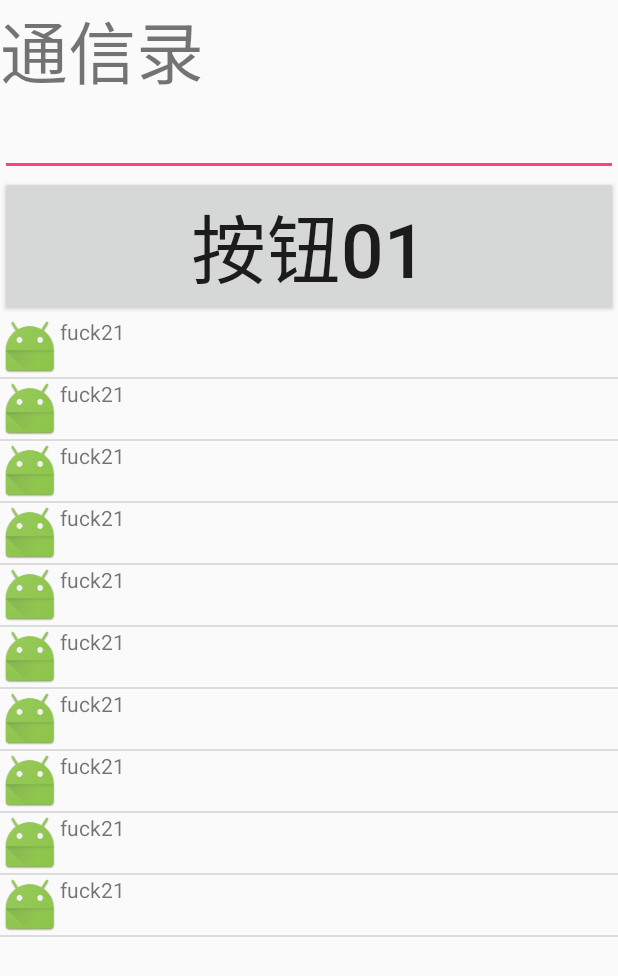
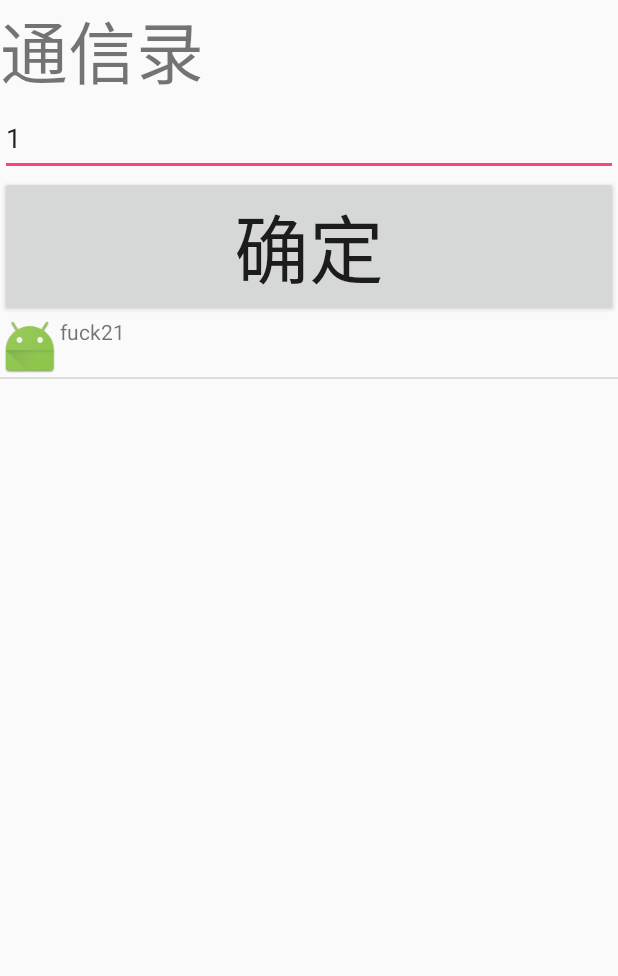
Before and after one commit to wangyun123/LearnAndroid, an Android app: the ListViewDemoActivity screen opened directly, with no data from a screen before it, on a phone screen of 412 x 824 dp. Shown: the top 976 px of the screen. Run offline under Robolectric (Android 15) with nearby library versions, the phone set to English and light mode, and no system bars.

Commit message:
第五章SharePreferences学习

```diff
--- a/app/src/main/java/com/example/swty_wy/myapplication/ContactAdapter.java
+++ b/app/src/main/java/com/example/swty_wy/myapplication/ContactAdapter.java
@@ -27,6 +27,16 @@ public class ContactAdapter extends BaseAdapter {
         for (int i = 0; i < 10; i++) {
             mListUsers.add(new UserInfo("fuck",21));
         }
+    }
+
+    public ContactAdapter(Context context, List<UserInfo> listUsers) {
+        mContext = context;
+        mLayoutInflater = (LayoutInflater) mContext.getSystemService(Context.LAYOUT_INFLATER_SERVICE);
+        mListUsers = listUsers;
+    }
+
+    public void refreshData(List<UserInfo> list){
+        mListUsers = list;
     }
 
     @Override
@@ -59,4 +69,5 @@ public class ContactAdapter extends BaseAdapter {
 
         return view;
     }
+
 }
--- a/app/src/main/java/com/example/swty_wy/myapplication/ListViewDemoActivity.java
+++ b/app/src/main/java/com/example/swty_wy/myapplication/ListViewDemoActivity.java
@@ -1,36 +1,103 @@
 package com.example.swty_wy.myapplication;
 
 import android.app.Activity;
+import android.content.Context;
+import android.content.SharedPreferences;
 import android.os.Bundle;
 import android.util.Log;
 import android.view.View;
 import android.widget.AdapterView;
+import android.widget.Button;
+import android.widget.EditText;
 import android.widget.ListView;
 import android.widget.Toast;
+
+import java.util.ArrayList;
+import java.util.List;
 
 /**
  * Created by SWTY-WY on 2016/7/20.
  */
-public class ListViewDemoActivity extends Activity {
+public class ListViewDemoActivity extends Activity implements View.OnClickListener{
 
     public static final String TAG = ListViewDemoActivity.class.getSimpleName();
     private ListView mListView=null;
+    private int mDataCounts=5;
+    private EditText mEditTextCounts;
+    private Button mButtonConfirm;
+    private List<UserInfo> mListUsers;
+    private ContactAdapter mContactAdapter;
 
     @Override
     protected void onCreate(Bundle savedInstanceState) {
         super.onCreate(savedInstanceState);
         setContentView(R.layout.activity_listview_demo);
 
-        mListView = (ListView) findViewById(R.id.list_view_demo);
-        ContactAdapter contactAdapter = new ContactAdapter(ListViewDemoActivity.this);
-        mListView.setAdapter(contactAdapter);
+        findViews();
+        setData();
+        setListListeners();
+    }
 
+    private void setListListeners() {
         mListView.setOnItemClickListener(new AdapterView.OnItemClickListener(){
             @Override
             public void onItemClick(AdapterView<?> adapterView, View view, int i, long l) {
                 Log.i(TAG, "item_list:"+i);
-                Toast.makeText(ListViewDemoActivity.this, "fuck:", Toast.LENGTH_LONG).show();
+                Toast.makeText(ListViewDemoActivity.this, mListUsers.get(i).getName()+"击中", Toast.LENGTH_LONG).show();
             }
         });
+
+        mButtonConfirm.setOnClickListener(this);
+    }
+
+    private void setData() {
+        getData2Preference();
+        mEditTextCounts.setText(String.valueOf(mDataCounts));
+        mListUsers = new ArrayList<>();
+        for (int i = 0; i < mDataCounts; i++) {
+            mListUsers.add(new UserInfo("fuck",21));
+        }
+        mContactAdapter = new ContactAdapter(ListViewDemoActivity.this, mListUsers);
+        mListView.setAdapter(mContactAdapter);
+    }
+
+    private void findViews() {
+        mListView = (ListView) findViewById(R.id.list_view_demo);
+        mEditTextCounts = (EditText) findViewById(R.id.data_counts_edit_text);
+        mButtonConfirm = (Button) findViewById(R.id.confirm_button);
+    }
+
+    @Override
+    public void onClick(View view) {
+        switch (view.getId()){
+            case R.id.confirm_button:
+                String countString = mEditTextCounts.getText().toString();
+                mDataCounts = Integer.valueOf(countString);
+                refreshListView();
+                saveData2Preference(mDataCounts);
+                break;
+        }
+    }
+
+    private void saveData2Preference(int num) {
+        //系统帮助创建一个xml文件"preference_name"
+        SharedPreferences sharePreferences = getSharedPreferences("preference_name", Context.MODE_PRIVATE);
+        SharedPreferences.Editor editor = sharePreferences.edit();
+        editor.putInt("count", mDataCounts);
+        //editor.commit();
+        editor.apply();
+    }
+
+    private void getData2Preference(){
+        SharedPreferences sharePreferences = getSharedPreferences("preference_name", Context.MODE_PRIVATE);
+        mDataCounts = sharePreferences.getInt("count",1);
+    }
+    private void refreshListView() {
+        mListUsers.clear();
+        for (int i = 0; i < mDataCounts; i++) {
+            mListUsers.add(new UserInfo("ritage",22));
+        }
+        mContactAdapter.refreshData(mListUsers);
+        mContactAdapter.notifyDataSetChanged();
     }
 }
--- a/app/src/main/res/layout/activity_listview_demo.xml
+++ b/app/src/main/res/layout/activity_listview_demo.xml
@@ -19,6 +19,7 @@
     <Button
         android:layout_width="match_parent"
         android:layout_height="wrap_content"
+        android:id="@+id/confirm_button"
         android:text="@string/name_button"
         android:textSize="50dp"/>
 
--- a/app/src/main/res/values/strings.xml
+++ b/app/src/main/res/values/strings.xml
@@ -1,7 +1,7 @@
 <resources>
     <string name="app_name">MyApplication</string>
     <string name="name_textview">启动界面</string>
-    <string name="name_button">按钮01</string>
+    <string name="name_button">确定</string>
     <string name="name_button2">按钮2</string>
     <string name="name_contact">通信录</string>
     <string name="name_handler">这是一个Handler程序</string>
```
Also changed, not shown: 1 other file.
